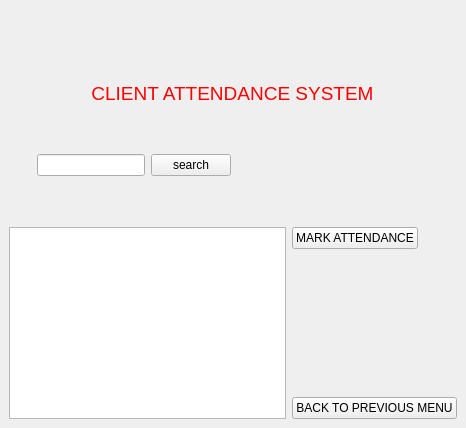
This is ui/adattd.ui in yashu2001/gym-manager as Qt 5 draws it before an edit. The edited form follows.
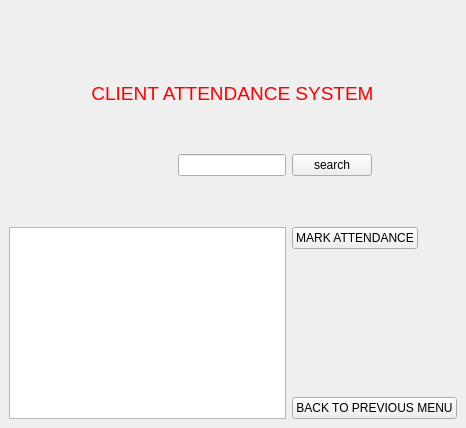
This is the edited form. Icons and pictures are not drawn.

Diff of the .ui file:
```diff
--- a/ui/adattd.ui
+++ b/ui/adattd.ui
@@ -35,16 +35,6 @@
       </property>
      </widget>
     </item>
-    <item row="2" column="0" alignment="Qt::AlignRight|Qt::AlignTop">
-     <widget class="QLineEdit" name="lineEdit"/>
-    </item>
-    <item row="2" column="1" alignment="Qt::AlignLeft|Qt::AlignTop">
-     <widget class="QPushButton" name="pushButton_2">
-      <property name="text">
-       <string>search</string>
-      </property>
-     </widget>
-    </item>
     <item row="3" column="0" rowspan="2" colspan="2">
      <widget class="QTableWidget" name="tableWidget">
       <property name="editTriggers">
@@ -81,6 +71,16 @@
       </property>
      </widget>
     </item>
+    <item row="2" column="2" alignment="Qt::AlignLeft|Qt::AlignTop">
+     <widget class="QPushButton" name="pushButton_2">
+      <property name="text">
+       <string>search</string>
+      </property>
+     </widget>
+    </item>
+    <item row="2" column="1" alignment="Qt::AlignRight|Qt::AlignTop">
+     <widget class="QLineEdit" name="lineEdit"/>
+    </item>
    </layout>
   </widget>
  </widget>
```
